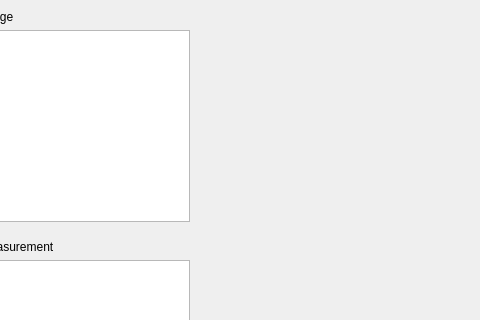
Qt form code/processespane.ui (PamirGhimire/seeWithCpp) before a commit; both pictures show x 90 to 570 and y 0 to 320 of the 654 by 492 pixel window.
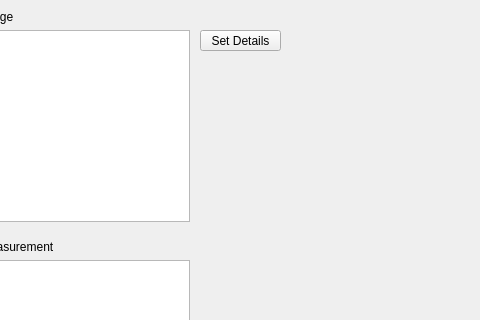
The same form after that commit.

Commit message: added process communicator class, and facility to set 2D process parameters, and logo!

```diff
--- a/code/processespane.ui
+++ b/code/processespane.ui
@@ -95,6 +95,19 @@
     </rect>
    </property>
   </widget>
+  <widget class="QPushButton" name="setDetails">
+   <property name="geometry">
+    <rect>
+     <x>290</x>
+     <y>30</y>
+     <width>81</width>
+     <height>21</height>
+    </rect>
+   </property>
+   <property name="text">
+    <string>Set Details</string>
+   </property>
+  </widget>
  </widget>
  <resources/>
  <connections/>
```
The commit also changes 12 other files.
